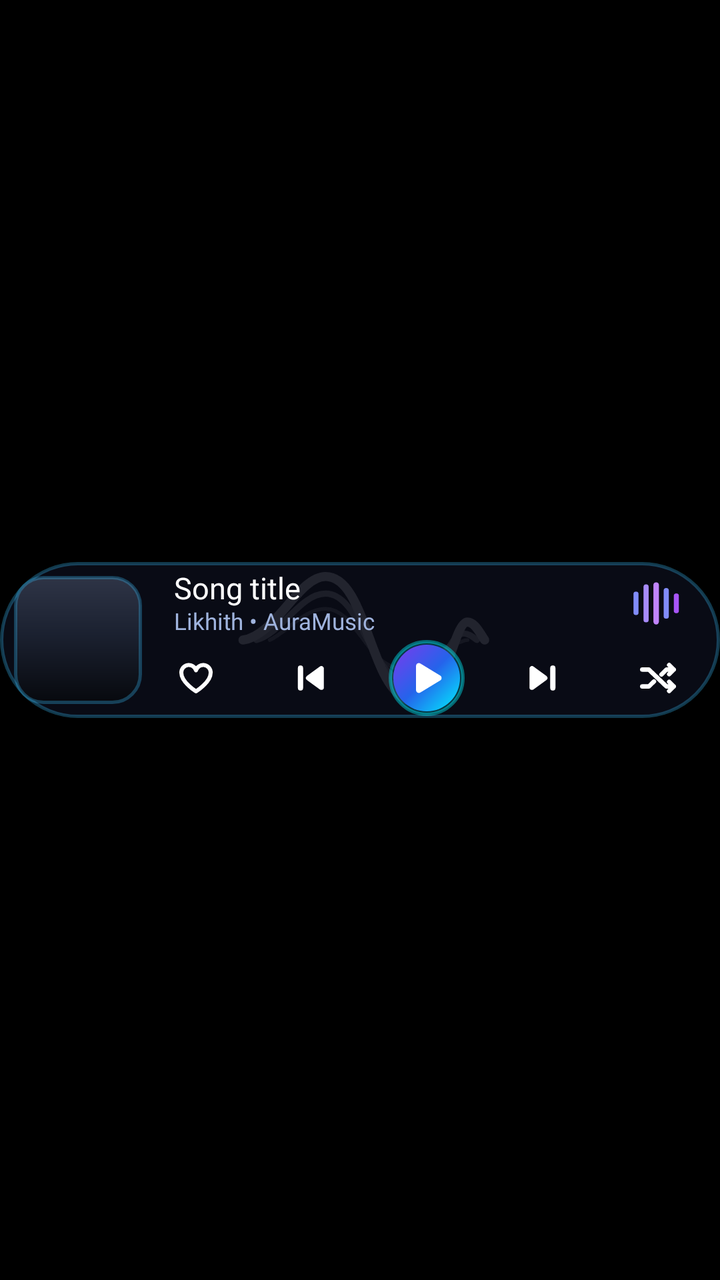
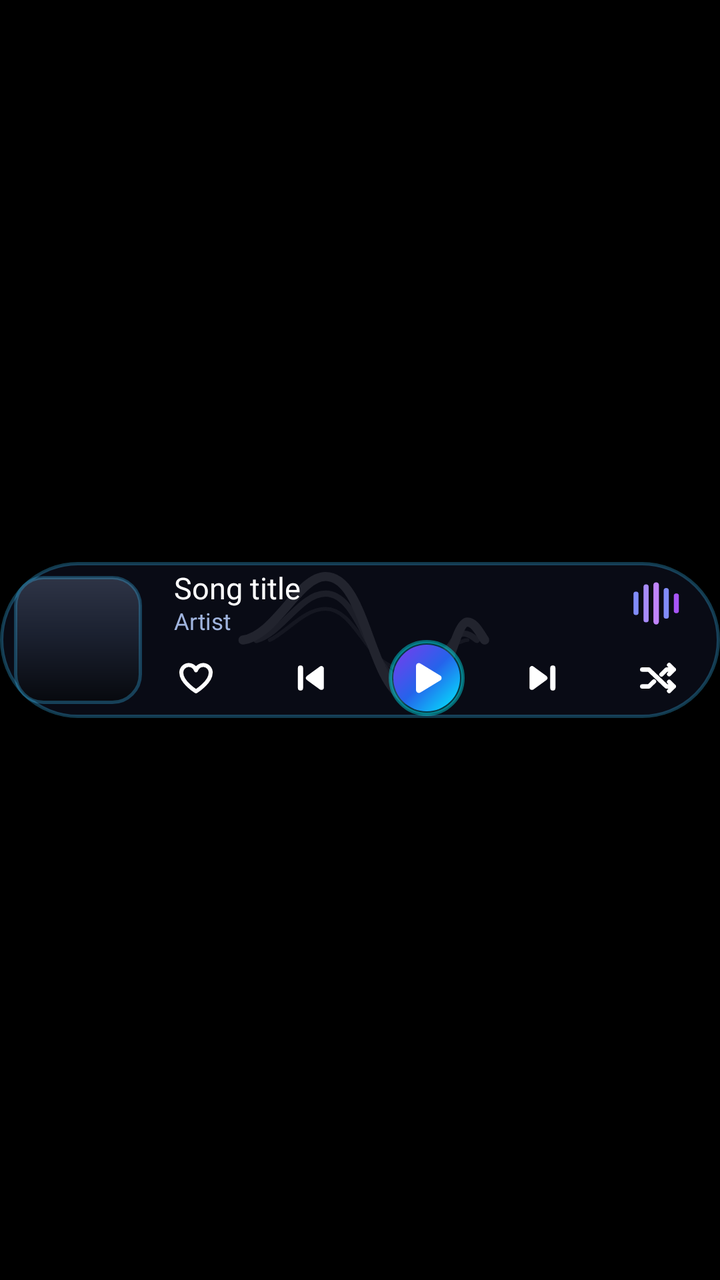

Two renders of the same Android screen: before a commit and after it. Below are the layout's source before the change and the commit's diff.
<!-- AndroidManifest.xml: application theme Theme.BitChord -->
<!-- res/layout/widget_media_pill_preview.xml -->
<?xml version="1.0" encoding="utf-8"?>
<FrameLayout xmlns:android="http://schemas.android.com/apk/res/android"
    android:layout_width="match_parent"
    android:layout_height="match_parent">

    <FrameLayout
        android:layout_width="match_parent"
        android:layout_height="@dimen/widget_pill_height"
        android:layout_gravity="center_vertical">

        <ImageView
            android:layout_width="match_parent"
            android:layout_height="match_parent"
            android:background="@drawable/widget_pill_background"
            android:importantForAccessibility="no"
            android:scaleType="fitXY" />

        <LinearLayout
            android:layout_width="match_parent"
            android:layout_height="match_parent"
            android:gravity="center_vertical"
            android:orientation="horizontal"
            android:paddingLeft="7dp"
            android:paddingRight="12dp">

            <ImageView
                android:layout_width="@dimen/widget_pill_art"
                android:layout_height="@dimen/widget_pill_art"
                android:background="@drawable/widget_pill_art_placeholder"
                android:contentDescription="@string/widget_artwork"
                android:scaleType="fitXY" />

            <LinearLayout
                android:layout_width="0dp"
                android:layout_height="wrap_content"
                android:layout_marginLeft="8dp"
                android:layout_marginTop="2dp"
                android:layout_weight="1"
                android:orientation="vertical">

                
                <LinearLayout
                    android:layout_width="match_parent"
                    android:layout_height="wrap_content"
                    android:gravity="center_vertical"
                    android:orientation="horizontal"
                    android:paddingLeft="8dp"
                    android:paddingRight="8dp">

                    <LinearLayout
                        android:layout_width="0dp"
                        android:layout_height="wrap_content"
                        android:layout_weight="1"
                        android:orientation="vertical">

                        <TextView
                            android:layout_width="match_parent"
                            android:layout_height="wrap_content"
                            android:ellipsize="end"
                            android:fontFamily="@font/sf_pro_display_semibold"
                            android:includeFontPadding="false"
                            android:maxLines="1"
                            android:text="@string/widget_preview_title"
                            android:textColor="#FFFFFFFF"
                            android:textSize="15sp" />

                        <TextView
                            android:layout_width="match_parent"
                            android:layout_height="wrap_content"
                            android:layout_marginTop="1dp"
                            android:ellipsize="end"
                            android:fontFamily="@font/sf_pro_display_regular"
                            android:includeFontPadding="false"
                            android:maxLines="1"
                            android:text="Likhith • AuraMusic"
                            android:textColor="#A0B4DE"
                            android:textSize="11.5sp" />
                    </LinearLayout>

                    <ImageView
                        android:layout_width="26dp"
                        android:layout_height="22dp"
                        android:layout_marginLeft="6dp"
                        android:importantForAccessibility="no"
                        android:src="@drawable/ic_widget_equalizer" />
                </LinearLayout>

                <LinearLayout
                    android:layout_width="match_parent"
                    android:layout_height="@dimen/widget_button_pill"
                    android:layout_marginTop="2dp"
                    android:gravity="center_vertical"
                    android:orientation="horizontal">

                    <ImageView
                        android:layout_width="@dimen/widget_button_pill"
                        android:layout_height="@dimen/widget_button_pill"
                        android:background="@drawable/widget_transport_button"
                        android:contentDescription="@string/like"
                        android:padding="9dp"
                        android:src="@drawable/ic_widget_heart" />

                    <FrameLayout
                        android:layout_width="0dp"
                        android:layout_height="1dp"
                        android:layout_weight="1" />

                    <ImageView
                        android:layout_width="@dimen/widget_button_pill"
                        android:layout_height="@dimen/widget_button_pill"
                        android:background="@drawable/widget_transport_button"
                        android:contentDescription="@string/widget_previous"
                        android:padding="6dp"
                        android:src="@drawable/ic_widget_previous" />

                    <FrameLayout
                        android:layout_width="0dp"
                        android:layout_height="1dp"
                        android:layout_weight="1" />

                    <ImageView
                        android:layout_width="@dimen/widget_button_pill"
                        android:layout_height="@dimen/widget_button_pill"
                        android:background="@drawable/widget_hero_toggle_button"
                        android:contentDescription="@string/widget_play"
                        android:padding="6dp"
                        android:src="@drawable/ic_widget_play" />

                    <FrameLayout
                        android:layout_width="0dp"
                        android:layout_height="1dp"
                        android:layout_weight="1" />

                    <ImageView
                        android:layout_width="@dimen/widget_button_pill"
                        android:layout_height="@dimen/widget_button_pill"
                        android:background="@drawable/widget_transport_button"
                        android:contentDescription="@string/widget_next"
                        android:padding="6dp"
                        android:src="@drawable/ic_widget_next" />

                    <FrameLayout
                        android:layout_width="0dp"
                        android:layout_height="1dp"
                        android:layout_weight="1" />

                    <ImageView
                        android:layout_width="@dimen/widget_button_pill"
                        android:layout_height="@dimen/widget_button_pill"
                        android:background="@drawable/widget_transport_button"
                        android:contentDescription="@string/shuffle_off"
                        android:padding="8dp"
                        android:src="@drawable/ic_widget_shuffle" />
                </LinearLayout>
            </LinearLayout>
        </LinearLayout>
    </FrameLayout>
</FrameLayout>
<!-- resources referenced by this layout -->
<resources>
  <dimen name="widget_button_pill">38dp</dimen>
  <dimen name="widget_pill_art">64dp</dimen>
  <dimen name="widget_pill_height">78dp</dimen>
  <!-- drawable ic_widget_heart (drawable) -->
  <?xml version="1.0" encoding="utf-8"?>
  <vector xmlns:android="http://schemas.android.com/apk/res/android"
      android:width="24dp"
      android:height="24dp"
      android:viewportWidth="24"
      android:viewportHeight="24">
      <path
          android:pathData="M12,20C12,20 3.2,14.6 3.2,8.9A4.5,4.5 0,0 1,12 7.4A4.5,4.5 0,0 1,20.8 8.9C20.8,14.6 12,20 12,20Z"
          android:strokeColor="#FFFFFFFF"
          android:strokeLineCap="round"
          android:strokeLineJoin="round"
          android:strokeWidth="2.4" />
  </vector>
  <!-- drawable ic_widget_play (drawable) -->
  <?xml version="1.0" encoding="utf-8"?>
  <vector xmlns:android="http://schemas.android.com/apk/res/android"
      android:width="24dp"
      android:height="24dp"
      android:viewportWidth="24"
      android:viewportHeight="24">
      <path
          android:fillColor="#FFFFFFFF"
          android:pathData="M8.4,6.4L8.4,17.6L17.6,12Z"
          android:strokeColor="#FFFFFFFF"
          android:strokeLineCap="round"
          android:strokeLineJoin="round"
          android:strokeWidth="2.6" />
  </vector>
  <!-- drawable widget_pill_art_placeholder (drawable) -->
  <?xml version="1.0" encoding="utf-8"?>
  <shape xmlns:android="http://schemas.android.com/apk/res/android"
      android:shape="rectangle">
      <corners android:radius="14dp" />
      <gradient
          android:angle="270"
          android:centerColor="#FF1B2130"
          android:centerY="0.45"
          android:endColor="#FF07090E"
          android:startColor="#FF2E3446"
          android:type="linear" />
      <stroke
          android:width="1.5dp"
          android:color="#4D38BDF8" />
  </shape>
  <!-- drawable widget_pill_background (drawable) -->
  <?xml version="1.0" encoding="utf-8"?>
  <shape xmlns:android="http://schemas.android.com/apk/res/android"
      android:shape="rectangle">
      <corners android:radius="200dp" />
      <solid android:color="#E60A0D18" />
      <stroke
          android:width="1.5dp"
          android:color="#4D38BDF8" />
  </shape>
  <!-- drawable widget_transport_button (drawable) -->
  <?xml version="1.0" encoding="utf-8"?>
  <ripple xmlns:android="http://schemas.android.com/apk/res/android"
      android:color="#40FFFFFF">
      <item android:id="@android:id/mask">
          <shape android:shape="oval">
              <solid android:color="#FFFFFFFF" />
          </shape>
      </item>
  </ripple>
  <string name="like">Like</string>
  <string name="shuffle_off">Shuffle off</string>
  <string name="widget_artwork">Album art</string>
  <string name="widget_next">Next</string>
  <string name="widget_play">Play</string>
  <string name="widget_preview_title">Song title</string>
  <string name="widget_previous">Previous</string>
  <style name="Theme.BitChord" parent="Theme.AppCompat.DayNight.NoActionBar">
          <item name="android:windowBackground">@drawable/splash_background</item>
      </style>
  <!-- drawable splash_background (drawable) -->
  <?xml version="1.0" encoding="utf-8"?>
  <layer-list xmlns:android="http://schemas.android.com/apk/res/android">
      <item android:drawable="@android:color/black" />
      <item
          android:width="140dp"
          android:height="92dp"
          android:gravity="center"
          android:drawable="@drawable/ic_logo" />
  </layer-list>
  <!-- unchanged entries left out for length: 6 -->
</resources>

<!-- the commit's change to res/layout/widget_media_pill_preview.xml (unified diff, before → after) -->
@@ -20,8 +20,8 @@
             android:layout_height="match_parent"
             android:gravity="center_vertical"
             android:orientation="horizontal"
-            android:paddingLeft="7dp"
-            android:paddingRight="12dp">
+            android:paddingStart="7dp"
+            android:paddingEnd="12dp">
 
             <ImageView
                 android:layout_width="@dimen/widget_pill_art"
@@ -33,7 +33,7 @@
             <LinearLayout
                 android:layout_width="0dp"
                 android:layout_height="wrap_content"
-                android:layout_marginLeft="8dp"
+                android:layout_marginStart="8dp"
                 android:layout_marginTop="2dp"
                 android:layout_weight="1"
                 android:orientation="vertical">
@@ -44,8 +44,8 @@
                     android:layout_height="wrap_content"
                     android:gravity="center_vertical"
                     android:orientation="horizontal"
-                    android:paddingLeft="8dp"
-                    android:paddingRight="8dp">
+                    android:paddingStart="8dp"
+                    android:paddingEnd="8dp">
 
                     <LinearLayout
                         android:layout_width="0dp"
@@ -72,7 +72,7 @@
                             android:fontFamily="@font/sf_pro_display_regular"
                             android:includeFontPadding="false"
                             android:maxLines="1"
-                            android:text="Likhith • AuraMusic"
+                            android:text="@string/widget_preview_artist"
                             android:textColor="#A0B4DE"
                             android:textSize="11.5sp" />
                     </LinearLayout>
@@ -80,7 +80,7 @@
                     <ImageView
                         android:layout_width="26dp"
                         android:layout_height="22dp"
-                        android:layout_marginLeft="6dp"
+                        android:layout_marginStart="6dp"
                         android:importantForAccessibility="no"
                         android:src="@drawable/ic_widget_equalizer" />
                 </LinearLayout>
<!-- resource entries referenced after the edit -->
@@ -73,6 +73,7 @@
   <string name="widget_artwork">Album art</string>
   <string name="widget_next">Next</string>
   <string name="widget_play">Play</string>
+  <string name="widget_preview_artist">Artist</string>
   <string name="widget_preview_title">Song title</string>
   <string name="widget_previous">Previous</string>
   <style name="Theme.BitChord" parent="Theme.AppCompat.DayNight.NoActionBar">
